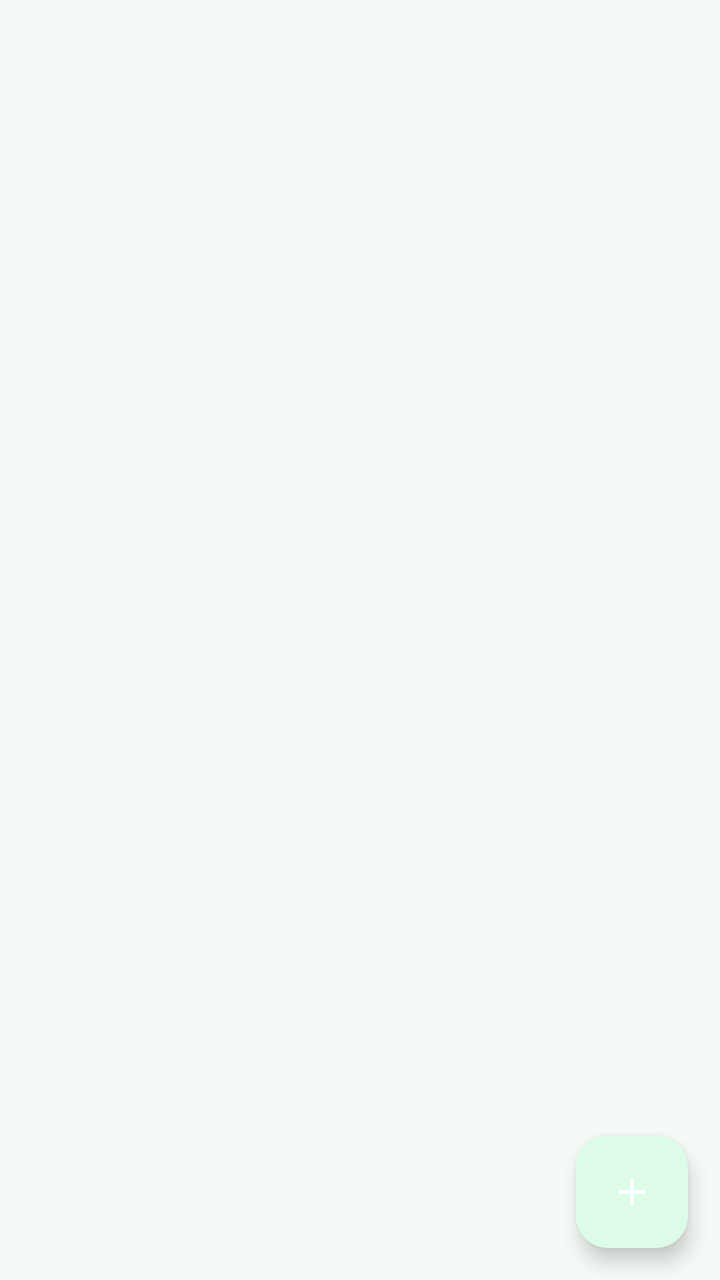
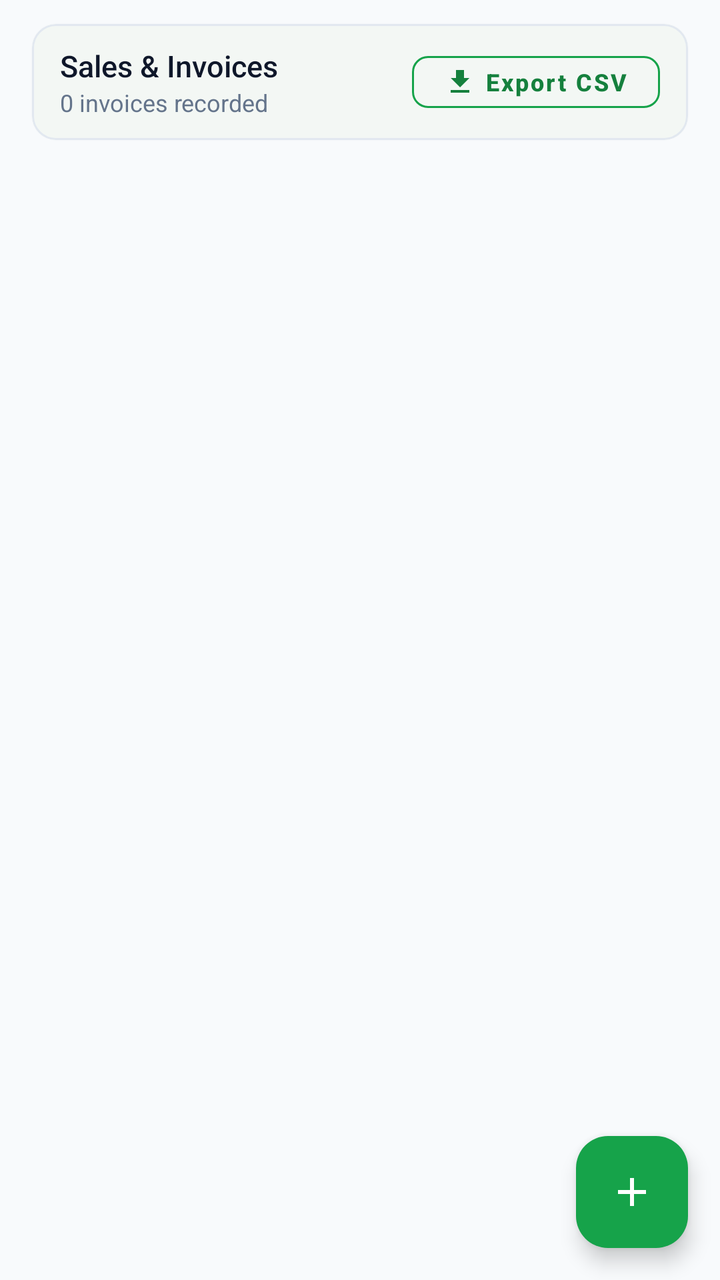

Two renders of the same Android screen: before a commit and after it. Below are the layout's source before the change and the commit's diff.
<!-- AndroidManifest.xml: application theme Theme.MobileShopkeeper -->
<!-- res/layout/fragment_sales_list.xml -->
<?xml version="1.0" encoding="utf-8"?>
<androidx.coordinatorlayout.widget.CoordinatorLayout
    xmlns:android="http://schemas.android.com/apk/res/android"
    xmlns:app="http://schemas.android.com/apk/res-auto"
    android:layout_width="match_parent" android:layout_height="match_parent">

    <androidx.recyclerview.widget.RecyclerView
        android:id="@+id/rvSales"
        android:layout_width="match_parent"
        android:layout_height="match_parent"
        android:padding="16dp" android:clipToPadding="false"/>

    <com.google.android.material.floatingactionbutton.FloatingActionButton
        android:id="@+id/fabNewSale"
        android:layout_width="wrap_content" android:layout_height="wrap_content"
        android:layout_gravity="bottom|end" android:layout_margin="16dp"
        app:srcCompat="@drawable/ic_add" app:tint="@color/white"
        android:contentDescription="New Sale"/>
</androidx.coordinatorlayout.widget.CoordinatorLayout>
<!-- resources referenced by this layout -->
<resources>
  <color name="white">#FFFFFF</color>
  <!-- drawable ic_add (drawable) -->
  <vector xmlns:android="http://schemas.android.com/apk/res/android" android:width="24dp" android:height="24dp" android:viewportWidth="24" android:viewportHeight="24"><path android:fillColor="#FFFFFF" android:pathData="M19,13h-6v6h-2v-6L5,13v-2h6L11,5h2v6h6v2z"/></vector>
  <style name="Theme.MobileShopkeeper" parent="Theme.Material3.Light.NoActionBar">
          <item name="colorPrimary">@color/green_800</item>
          <item name="colorOnPrimary">@color/white</item>
          <item name="colorPrimaryContainer">@color/green_100</item>
          <item name="colorOnPrimaryContainer">@color/green_900</item>
          <item name="colorSecondary">@color/green_600</item>
          <item name="colorOnSecondary">@color/white</item>
          <item name="colorSecondaryContainer">@color/green_100</item>
          <item name="colorSurface">@color/surface</item>
          <item name="colorOnSurface">@color/text_primary</item>
          <item name="android:colorBackground">@color/background_light</item>
          <item name="colorError">@color/error</item>
  
          <item name="android:statusBarColor">@color/green_900</item>
          <item name="android:navigationBarColor">@color/white</item>
          <item name="android:windowLightStatusBar">false</item>
  
          <item name="shapeAppearanceMediumComponent">@style/Shape.MobileShop.Medium</item>
          <item name="materialButtonStyle">@style/Widget.MobileShop.Button</item>
          <item name="textInputStyle">@style/Widget.MobileShop.TextInput</item>
      </style>
  <color name="green_800">#166534</color>
  <color name="green_100">#DCFCE7</color>
  <color name="green_900">#14532D</color>
  <color name="green_600">#16A34A</color>
  <color name="surface">#FFFFFF</color>
  <color name="text_primary">#1A2E22</color>
  <color name="background_light">#F6FAF7</color>
  <color name="error">#DC2626</color>
  <style name="Shape.MobileShop.Medium" parent="ShapeAppearance.Material3.MediumComponent">
          <item name="cornerSize">14dp</item>
      </style>
  <style name="Widget.MobileShop.Button" parent="Widget.Material3.Button">
          <item name="cornerRadius">14dp</item>
          <item name="android:textAllCaps">false</item>
          <item name="android:paddingTop">14dp</item>
          <item name="android:paddingBottom">14dp</item>
          <item name="android:textStyle">bold</item>
      </style>
  <style name="Widget.MobileShop.TextInput" parent="Widget.Material3.TextInputLayout.OutlinedBox">
          <item name="boxCornerRadiusTopStart">14dp</item>
          <item name="boxCornerRadiusTopEnd">14dp</item>
          <item name="boxCornerRadiusBottomStart">14dp</item>
          <item name="boxCornerRadiusBottomEnd">14dp</item>
          <item name="boxStrokeColor">@color/selector_input_stroke</item>
      </style>
</resources>

<!-- the commit's change to res/layout/fragment_sales_list.xml (unified diff, before → after) -->
@@ -2,18 +2,133 @@
 <androidx.coordinatorlayout.widget.CoordinatorLayout
     xmlns:android="http://schemas.android.com/apk/res/android"
     xmlns:app="http://schemas.android.com/apk/res-auto"
-    android:layout_width="match_parent" android:layout_height="match_parent">
+    xmlns:tools="http://schemas.android.com/tools"
+    android:layout_width="match_parent"
+    android:layout_height="match_parent"
+    android:background="@color/gray_50">
 
-    <androidx.recyclerview.widget.RecyclerView
-        android:id="@+id/rvSales"
+    <LinearLayout
         android:layout_width="match_parent"
         android:layout_height="match_parent"
-        android:padding="16dp" android:clipToPadding="false"/>
+        android:orientation="vertical">
+
+        
+        <com.google.android.material.card.MaterialCardView
+            android:layout_width="match_parent"
+            android:layout_height="wrap_content"
+            android:layout_marginHorizontal="16dp"
+            android:layout_marginTop="12dp"
+            android:layout_marginBottom="8dp"
+            app:cardCornerRadius="12dp"
+            app:cardElevation="1dp"
+            app:strokeWidth="1dp"
+            app:strokeColor="@color/gray_200">
+
+            <LinearLayout
+                android:layout_width="match_parent"
+                android:layout_height="wrap_content"
+                android:orientation="horizontal"
+                android:paddingHorizontal="14dp"
+                android:paddingVertical="10dp"
+                android:gravity="center_vertical">
+
+                <LinearLayout
+                    android:layout_width="0dp"
+                    android:layout_height="wrap_content"
+                    android:layout_weight="1"
+                    android:orientation="vertical">
+
+                    <TextView
+                        android:layout_width="wrap_content"
+                        android:layout_height="wrap_content"
+                        android:text="Sales &amp; Invoices"
+                        android:textColor="@color/gray_900"
+                        android:textSize="15sp"
+                        android:fontFamily="sans-serif-medium"/>
+
+                    <TextView
+                        android:id="@+id/tvSalesCount"
+                        android:layout_width="wrap_content"
+                        android:layout_height="wrap_content"
+                        android:text="0 invoices recorded"
+                        android:textColor="@color/gray_500"
+                        android:textSize="12sp"/>
+                </LinearLayout>
+
+                <com.google.android.material.button.MaterialButton
+                    android:id="@+id/btnExportSales"
+                    style="@style/Widget.MaterialComponents.Button.OutlinedButton"
+                    android:layout_width="wrap_content"
+                    android:layout_height="38dp"
+                    android:text="Export CSV"
+                    android:textSize="12sp"
+                    android:textColor="@color/green_700"
+                    app:icon="@drawable/ic_export"
+                    app:iconTint="@color/green_700"
+                    app:iconSize="16dp"
+                    app:strokeColor="@color/green_600"
+                    app:cornerRadius="8dp"/>
+            </LinearLayout>
+        </com.google.android.material.card.MaterialCardView>
+
+        <androidx.recyclerview.widget.RecyclerView
+            android:id="@+id/rvSales"
+            android:layout_width="match_parent"
+            android:layout_height="match_parent"
+            android:paddingHorizontal="16dp"
+            android:paddingBottom="80dp"
+            android:clipToPadding="false"
+            tools:listitem="@layout/item_sale"/>
+    </LinearLayout>
 
     <com.google.android.material.floatingactionbutton.FloatingActionButton
         android:id="@+id/fabNewSale"
-        android:layout_width="wrap_content" android:layout_height="wrap_content"
-        android:layout_gravity="bottom|end" android:layout_margin="16dp"
-        app:srcCompat="@drawable/ic_add" app:tint="@color/white"
+        android:layout_width="wrap_content"
+        android:layout_height="wrap_content"
+        android:layout_gravity="bottom|end"
+        android:layout_margin="16dp"
+        app:srcCompat="@drawable/ic_add"
+        app:tint="@color/white"
+        android:backgroundTint="@color/green_600"
         android:contentDescription="New Sale"/>
+
 </androidx.coordinatorlayout.widget.CoordinatorLayout>
+<!-- res/layout/item_sale.xml (included above) -->
+<?xml version="1.0" encoding="utf-8"?>
+<com.google.android.material.card.MaterialCardView
+    xmlns:android="http://schemas.android.com/apk/res/android"
+    xmlns:app="http://schemas.android.com/apk/res-auto"
+    android:layout_width="match_parent"
+    android:layout_height="wrap_content"
+    android:layout_marginBottom="8dp"
+    app:cardCornerRadius="12dp" app:cardElevation="1dp">
+
+    <LinearLayout android:layout_width="match_parent" android:layout_height="wrap_content"
+        android:orientation="horizontal" android:gravity="center_vertical" android:padding="14dp">
+
+        <LinearLayout android:layout_width="0dp" android:layout_height="wrap_content"
+            android:layout_weight="1" android:orientation="vertical">
+            <TextView android:id="@+id/tvInvoice" android:layout_width="wrap_content"
+                android:layout_height="wrap_content" android:textStyle="bold" android:textSize="14sp"
+                android:textColor="@color/green_800"/>
+            <TextView android:id="@+id/tvCustomer" android:layout_width="wrap_content"
+                android:layout_height="wrap_content" android:textSize="14sp"/>
+            <TextView android:id="@+id/tvSoldBy" android:layout_width="wrap_content"
+                android:layout_height="wrap_content" android:textSize="12sp"
+                android:textColor="@color/green_700" android:textStyle="bold"/>
+            <TextView android:id="@+id/tvDate" android:layout_width="wrap_content"
+                android:layout_height="wrap_content" android:textSize="12sp"
+                android:textColor="@color/text_secondary"/>
+        </LinearLayout>
+
+        <TextView android:id="@+id/tvPayment" android:layout_width="wrap_content"
+            android:layout_height="wrap_content" android:textSize="11sp" android:textStyle="bold"
+            android:background="@drawable/bg_badge_blue" android:textColor="#0369A1"
+            android:paddingHorizontal="10dp" android:paddingVertical="5dp"
+            android:layout_marginEnd="12dp"/>
+
+        <TextView android:id="@+id/tvTotal" android:layout_width="wrap_content"
+            android:layout_height="wrap_content" android:textStyle="bold"
+            android:textSize="15sp" android:textColor="@color/primary"/>
+    </LinearLayout>
+</com.google.android.material.card.MaterialCardView>
<!-- resource entries referenced after the edit -->
@@ -1,8 +1,27 @@
 <!-- resources referenced by this layout -->
 <resources>
+  <color name="gray_200">#E2E8F0</color>
+  <color name="gray_50">#F8FAFC</color>
+  <color name="gray_500">#64748B</color>
+  <color name="gray_900">#0F172A</color>
   <color name="white">#FFFFFF</color>
+  <!-- drawable bg_badge_blue (drawable) -->
+  <?xml version="1.0" encoding="utf-8"?>
+  <shape xmlns:android="http://schemas.android.com/apk/res/android" android:shape="rectangle">
+      <solid android:color="#E0F2FE"/><corners android:radius="12dp"/>
+  </shape>
   <!-- drawable ic_add (drawable) -->
   <vector xmlns:android="http://schemas.android.com/apk/res/android" android:width="24dp" android:height="24dp" android:viewportWidth="24" android:viewportHeight="24"><path android:fillColor="#FFFFFF" android:pathData="M19,13h-6v6h-2v-6L5,13v-2h6L11,5h2v6h6v2z"/></vector>
+  <!-- drawable ic_export (drawable) -->
+  <vector xmlns:android="http://schemas.android.com/apk/res/android"
+      android:width="24dp"
+      android:height="24dp"
+      android:viewportWidth="24"
+      android:viewportHeight="24">
+    <path
+        android:fillColor="#FF000000"
+        android:pathData="M19,9h-4V3H9v6H5l7,7 7,-7zM5,18v2h14v-2H5z"/>
+  </vector>
   <style name="Theme.MobileShopkeeper" parent="Theme.Material3.Light.NoActionBar">
           <item name="colorPrimary">@color/green_800</item>
           <item name="colorOnPrimary">@color/white</item>
@@ -25,9 +44,12 @@
           <item name="textInputStyle">@style/Widget.MobileShop.TextInput</item>
       </style>
   <color name="green_800">#166534</color>
+  <color name="primary">#166534</color>
+  <color name="text_secondary">#5F7166</color>
   <color name="green_100">#DCFCE7</color>
   <color name="green_900">#14532D</color>
   <color name="green_600">#16A34A</color>
+  <color name="green_700">#15803D</color>
   <color name="surface">#FFFFFF</color>
   <color name="text_primary">#1A2E22</color>
   <color name="background_light">#F6FAF7</color>
